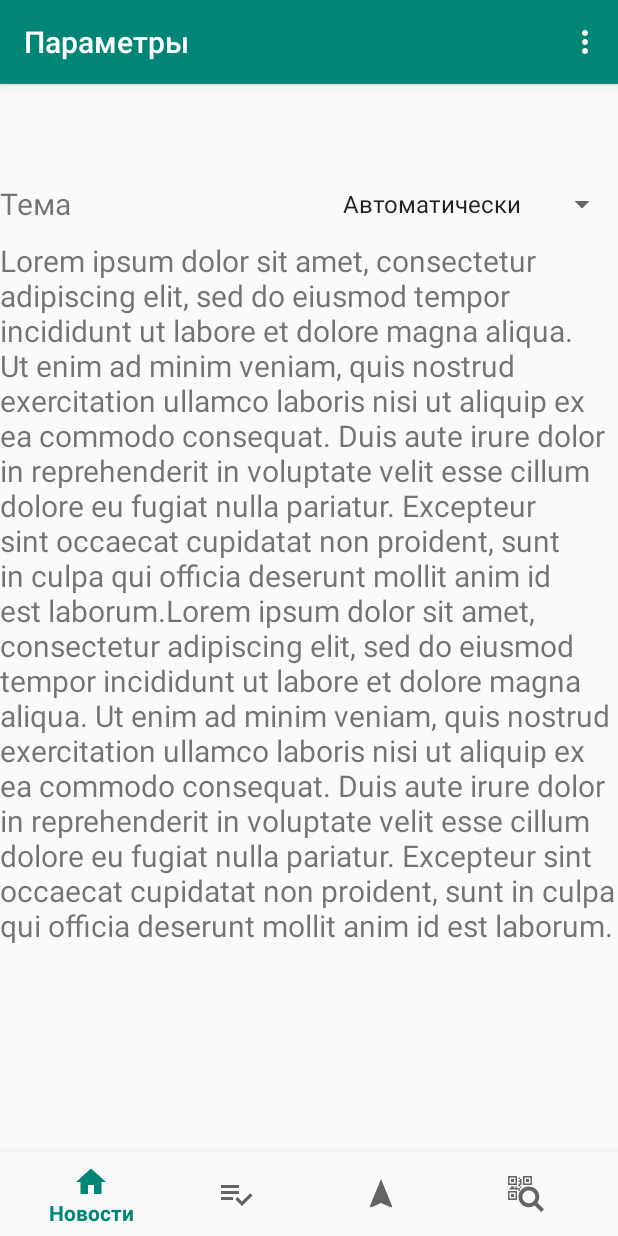
After one commit to DestructionCatalyst/MEPHI_guide_client, an Android app: the OptionsFragment screen opened through its navigation route, on a phone screen of 412 x 824 dp. The commit adds this screen. Run offline under Robolectric (Android 15) with nearby library versions, the phone set to English and light mode, and no system bars; our stand-ins replace navigation-ui.

Commit message:
Fixing strange white line bug

```diff
--- a/app/src/main/java/com/example/mephiguide/MainActivity.java
+++ b/app/src/main/java/com/example/mephiguide/MainActivity.java
@@ -1,6 +1,8 @@
 package com.example.mephiguide;
 
 import android.os.Bundle;
+import android.view.Menu;
+import android.view.MenuItem;
 
 import com.google.android.material.bottomnavigation.BottomNavigationView;
 
@@ -10,21 +12,88 @@ import androidx.navigation.Navigation;
 import androidx.navigation.ui.AppBarConfiguration;
 import androidx.navigation.ui.NavigationUI;
 
+import java.io.FileInputStream;
+import java.io.FileNotFoundException;
+import java.io.IOException;
+
 public class MainActivity extends AppCompatActivity {
+
+    public int selectedTheme = 0;
+    final String FILE_NAME = "theme";
 
     @Override
     protected void onCreate(Bundle savedInstanceState) {
+        //selectedTheme = getIntent().getIntExtra("position", 0);
+        selectedTheme = loadTheme();
+
+        selectTheme();
+
         super.onCreate(savedInstanceState);
         setContentView(R.layout.activity_main);
         BottomNavigationView navView = findViewById(R.id.nav_view);
         // Passing each menu ID as a set of Ids because each
         // menu should be considered as top level destinations.
         AppBarConfiguration appBarConfiguration = new AppBarConfiguration.Builder(
-                R.id.navigation_home, R.id.navigation_reminder, R.id.navigation_navigation, R.id.navigation_qr)
+                R.id.navigation_home, R.id.navigation_reminder, R.id.navigation_navigation, R.id.navigation_qr, R.id.navigation_telephony, R.id.navigation_options)
                 .build();
         NavController navController = Navigation.findNavController(this, R.id.nav_host_fragment);
         NavigationUI.setupActionBarWithNavController(this, navController, appBarConfiguration);
         NavigationUI.setupWithNavController(navView, navController);
+
     }
 
+    @Override
+    public boolean onCreateOptionsMenu(Menu menu) {
+        getMenuInflater().inflate(R.menu.second_menu, menu);
+        return true;
+    }
+
+    @Override
+    public boolean onOptionsItemSelected(MenuItem item) {
+        NavController navController = Navigation.findNavController(this, R.id.nav_host_fragment);
+        return NavigationUI.onNavDestinationSelected(item, navController)
+                || super.onOptionsItemSelected(item);
+    }
+
+    private void selectTheme(){
+        switch (selectedTheme){
+            case 0:
+                setTheme(R.style.AppTheme);
+                break;
+            case 1:
+                setTheme(R.style.AppTheme);
+                break;
+            case 2:
+                setTheme(R.style.InpheTheme);
+                break;
+            case 3:
+                setTheme(R.style.LaplasTheme);
+                break;
+            default:
+                setTheme(R.style.AppTheme);
+        }
+    }
+
+    private int loadTheme(){
+        String read = "";
+        int res = 0;
+        try {
+            FileInputStream fin = this.openFileInput(FILE_NAME);
+            byte [] b = new byte[fin.available()];
+            fin.read(b);
+            read = new String (b);
+            res = Integer.parseInt(read);
+            fin.close();
+        }
+        catch (FileNotFoundException e) {
+            e.printStackTrace();
+        }
+        catch (IOException e) {
+            e.printStackTrace();
+        }
+        catch (NumberFormatException e) {
+            e.printStackTrace();
+        }
+        return res;
+    }
 }
--- /dev/null
+++ b/app/src/main/java/com/example/mephiguide/ui/options/OptionsFragment.java
@@ -0,0 +1,121 @@
+package com.example.mephiguide.ui.options;
+
+import androidx.core.app.TaskStackBuilder;
+import androidx.lifecycle.ViewModelProviders;
+
+import android.content.Context;
+import android.content.Intent;
+import android.os.Bundle;
+
+import androidx.annotation.NonNull;
+import androidx.annotation.Nullable;
+import androidx.fragment.app.Fragment;
+
+import android.view.LayoutInflater;
+import android.view.View;
+import android.view.ViewGroup;
+import android.widget.AdapterView;
+import android.widget.ArrayAdapter;
+import android.widget.Spinner;
+import android.widget.TextView;
+import android.widget.Toast;
+
+import com.example.mephiguide.MainActivity;
+import com.example.mephiguide.R;
+
+import java.io.FileInputStream;
+import java.io.FileNotFoundException;
+import java.io.FileOutputStream;
+import java.io.IOException;
+
+import static android.content.Context.MODE_PRIVATE;
+
+public class OptionsFragment extends Fragment {
+
+    final String FILE_NAME = "theme";
+
+    String s [] = new String[4];
+
+    Spinner spinner;
+
+
+    private OptionsViewModel mViewModel;
+
+    public static OptionsFragment newInstance() {
+        return new OptionsFragment();
+    }
+
+    @Override
+    public View onCreateView(@NonNull LayoutInflater inflater, @Nullable ViewGroup container,
+                             @Nullable Bundle savedInstanceState) {
+        View root = inflater.inflate(R.layout.fragment_options, container, false);
+
+        spinner = root.findViewById(R.id.spinner);
+        initializeSpinner(((MainActivity)this.getActivity()).selectedTheme);
+
+        final TextView about = root.findViewById(R.id.about);
+        about.setText(getString(R.string.lorem_ipsum)+getString(R.string.lorem_ipsum));
+
+        return root;
+    }
+
+    @Override
+    public void onActivityCreated(@Nullable Bundle savedInstanceState) {
+        super.onActivityCreated(savedInstanceState);
+        mViewModel = ViewModelProviders.of(this).get(OptionsViewModel.class);
+        // TODO: Use the ViewModel
+    }
+
+    private void initializeSpinner(int theme){
+        s[0] = "Автоматически";
+        s[1] = "Стандартная";
+        s[2] = "ИЯФиТ";
+        s[3] = "ЛаПлаз";
+
+
+        ArrayAdapter <String> adapter = new ArrayAdapter<>(this.getActivity(), android.R.layout.simple_list_item_1, s);
+        adapter.setDropDownViewResource(android.R.layout.select_dialog_singlechoice);
+        spinner.setAdapter(adapter);
+        spinner.setSelection(theme);
+
+        AdapterView.OnItemSelectedListener itemSelectedListener = new AdapterView.OnItemSelectedListener() {
+            @Override
+            public void onItemSelected(AdapterView<?> parent, View view, int position, long id) {
+                if (position != ((MainActivity)getActivity()).selectedTheme) {
+
+                    getActivity().finish();
+                    Intent intent = new Intent(getActivity(), MainActivity.class);
+                    saveTheme(position);
+                    //intent.putExtra("position", position);
+                    intent.addFlags(Intent.FLAG_ACTIVITY_CLEAR_TOP);
+                    intent.addFlags(Intent.FLAG_ACTIVITY_NEW_TASK);
+                    startActivity(intent);
+                }
+            }
+
+            @Override
+            public void onNothingSelected(AdapterView<?> parent) {
+
+            }
+        };
+        spinner.setOnItemSelectedListener(itemSelectedListener);
+    }
+
+    void saveTheme(int theme){
+
+        FileOutputStream fos;
+
+        try {
+            fos = getActivity().openFileOutput(FILE_NAME, MODE_PRIVATE);
+            String write = ""+theme;
+            fos.write(write.getBytes());
+            fos.close();
+        } catch (FileNotFoundException e) {
+            e.printStackTrace();
+        } catch (IOException e) {
+            e.printStackTrace();
+            Toast.makeText(getActivity(), "Ошибка сохранения данных!", Toast.LENGTH_SHORT).show();
+        }
+    }
+
+}
--- /dev/null
+++ b/app/src/main/java/com/example/mephiguide/ui/options/OptionsViewModel.java
@@ -0,0 +1,12 @@
+package com.example.mephiguide.ui.options;
+
+import androidx.lifecycle.ViewModel;
+
+import java.io.FileInputStream;
+import java.io.FileNotFoundException;
+
+public class OptionsViewModel extends ViewModel {
+    // TODO: Implement the ViewModel
+
+
+}
--- a/app/src/main/res/layout/activity_main.xml
+++ b/app/src/main/res/layout/activity_main.xml
@@ -25,9 +25,11 @@
         android:layout_height="match_parent"
         app:defaultNavHost="true"
         app:layout_constraintBottom_toTopOf="@id/nav_view"
+        app:layout_constraintHorizontal_bias="0.0"
         app:layout_constraintLeft_toLeftOf="parent"
         app:layout_constraintRight_toRightOf="parent"
         app:layout_constraintTop_toTopOf="parent"
+        app:layout_constraintVertical_bias="0.0"
         app:navGraph="@navigation/mobile_navigation" />
 
 </androidx.constraintlayout.widget.ConstraintLayout>
--- /dev/null
+++ b/app/src/main/res/layout/fragment_options.xml
@@ -0,0 +1,68 @@
+<?xml version="1.0" encoding="utf-8"?>
+<RelativeLayout xmlns:android="http://schemas.android.com/apk/res/android"
+    xmlns:tools="http://schemas.android.com/tools"
+    android:layout_width="match_parent"
+    android:layout_height="match_parent"
+    tools:context=".ui.options.OptionsFragment"
+    android:layout_alignParentTop="true"
+    >
+
+    <ScrollView
+        android:layout_width="match_parent"
+        android:layout_height="match_parent">
+
+    <LinearLayout
+        android:layout_width="match_parent"
+        android:layout_height="wrap_content"
+        android:orientation="vertical">
+
+
+    <RelativeLayout
+        android:id="@+id/options_layout_1"
+        android:layout_width="match_parent"
+        android:layout_height="wrap_content"
+        android:layout_alignParentTop="true">
+
+        <TextView
+            android:id="@+id/textView"
+            android:layout_width="wrap_content"
+            android:layout_height="wrap_content"
+
+            android:text="Тема"
+            android:textSize="20sp"
+            android:layout_alignParentStart="true"
+            android:layout_centerInParent="true"
+            android:layout_centerVertical="true"/>
+
+        <Spinner
+            android:id="@+id/spinner"
+            android:layout_width="wrap_content"
+            android:layout_height="wrap_content"
+
+            android:spinnerMode="dialog"
+            android:layout_alignParentEnd="true"
+            android:layout_alignParentTop="true"
+            android:layout_centerInParent="true"
+            android:layout_centerVertical="true"/>
+    </RelativeLayout>
+
+    <RelativeLayout
+        android:layout_width="match_parent"
+        android:layout_height="wrap_content"
+        android:layout_below="@id/options_layout_1">
+
+        <TextView
+            android:id="@+id/about"
+            android:layout_width="match_parent"
+            android:layout_height="wrap_content"
+            android:text="@string/lorem_ipsum"
+            android:clickable="true"
+            android:textSize="20sp"
+            android:layout_alignParentStart="true"/>
+
+    </RelativeLayout>
+
+    </LinearLayout>
+    </ScrollView>
+
+</RelativeLayout>
--- /dev/null
+++ b/app/src/main/res/menu/second_menu.xml
@@ -0,0 +1,10 @@
+<?xml version="1.0" encoding="utf-8"?>
+<menu xmlns:android="http://schemas.android.com/apk/res/android">
+    <item
+        android:id="@+id/navigation_telephony"
+        android:title="@string/title_telephony" />
+
+    <item
+        android:id="@+id/navigation_options"
+        android:title="@string/title_options" />
+</menu>
--- a/app/src/main/res/navigation/mobile_navigation.xml
+++ b/app/src/main/res/navigation/mobile_navigation.xml
@@ -28,4 +28,14 @@
         android:name="com.example.mephiguide.ui.qr.QrFragment"
         android:label="@string/title_qr"
         tools:layout="@layout/fragment_qr" />
+    <fragment
+        android:id="@+id/navigation_telephony"
+        android:name="com.example.mephiguide.ui.telephony.TelephonyFragment"
+        android:label="@string/title_telephony"
+        tools:layout="@layout/fragment_telephony" />
+    <fragment
+        android:id="@+id/navigation_options"
+        android:name="com.example.mephiguide.ui.options.OptionsFragment"
+        android:label="@string/title_options"
+        tools:layout="@layout/fragment_options" />
 </navigation>
--- a/app/src/main/res/values/colors.xml
+++ b/app/src/main/res/values/colors.xml
@@ -3,4 +3,9 @@
     <color name="colorPrimary">#008577</color>
     <color name="colorPrimaryDark">#00574B</color>
     <color name="colorAccent">#D81B60</color>
+    <color name="colorInphe">#2B74C5</color>
+    <color name="colorInpheDark">#2967AC</color>
+    <color name="colorLaplas">#FF952B</color>
+    <color name="colorLaplasDark">#ED5E00</color>
+
 </resources>
--- a/app/src/main/res/values/strings.xml
+++ b/app/src/main/res/values/strings.xml
@@ -4,4 +4,7 @@
     <string name="title_reminder">Памятка</string>
     <string name="title_navigation">Навигация</string>
     <string name="title_qr">QR-код</string>
+    <string name="title_telephony">Телефонная книга</string>
+    <string name="title_options">Параметры</string>
+    <string name="lorem_ipsum">Lorem ipsum dolor sit amet, consectetur adipiscing elit, sed do eiusmod tempor incididunt ut labore et dolore magna aliqua. Ut enim ad minim veniam, quis nostrud exercitation ullamco laboris nisi ut aliquip ex ea commodo consequat. Duis aute irure dolor in reprehenderit in voluptate velit esse cillum dolore eu fugiat nulla pariatur. Excepteur sint occaecat cupidatat non proident, sunt in culpa qui officia deserunt mollit anim id est laborum.</string>
 </resources>
--- a/app/src/main/res/values/styles.xml
+++ b/app/src/main/res/values/styles.xml
@@ -7,5 +7,17 @@
         <item name="colorPrimaryDark">@color/colorPrimaryDark</item>
         <item name="colorAccent">@color/colorAccent</item>
     </style>
+    <style name="InpheTheme" parent="Theme.AppCompat.Light.DarkActionBar">
+        <!-- Customize your theme here. -->
+        <item name="colorPrimary">@color/colorInphe</item>
+        <item name="colorPrimaryDark">@color/colorInpheDark</item>
+        <item name="colorAccent">@color/colorAccent</item>
+    </style>
+    <style name="LaplasTheme" parent="Theme.AppCompat.Light.DarkActionBar">
+        <!-- Customize your theme here. -->
+        <item name="colorPrimary">@color/colorLaplas</item>
+        <item name="colorPrimaryDark">@color/colorLaplasDark</item>
+        <item name="colorAccent">@color/colorAccent</item>
+    </style>
 
 </resources>
```
Also changed, not shown: app/build.gradle (+6 -6 lines), app/src/main/java/com/example/mephiguide/ui/telephony/TelephonyFragment.java (added, +38 -0 lines), app/src/main/java/com/example/mephiguide/ui/telephony/TelephonyViewModel.java (added, +7 -0 lines), app/src/main/res/layout/fragment_telephony.xml (added, +13 -0 lines).
